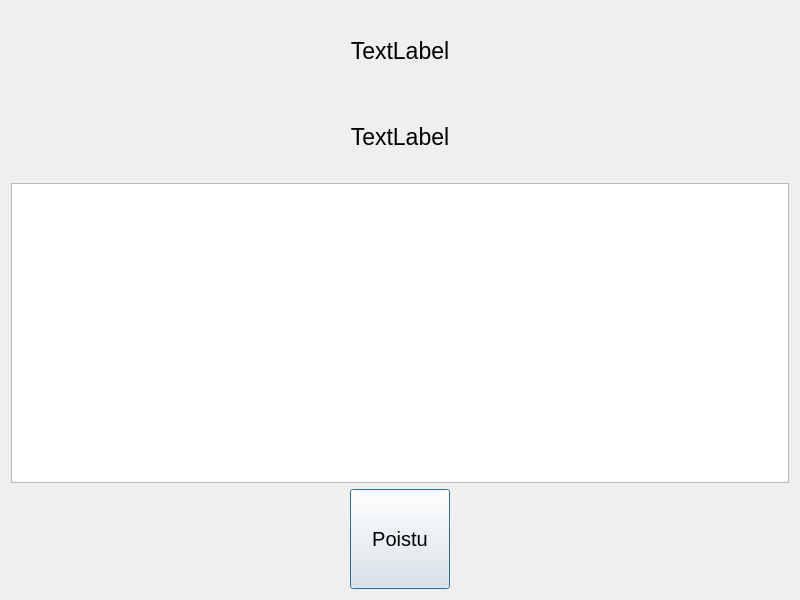
Old version of the form qt_frontend/banksimul35/saldo.ui in the repository PauliRekila/Banksimul.
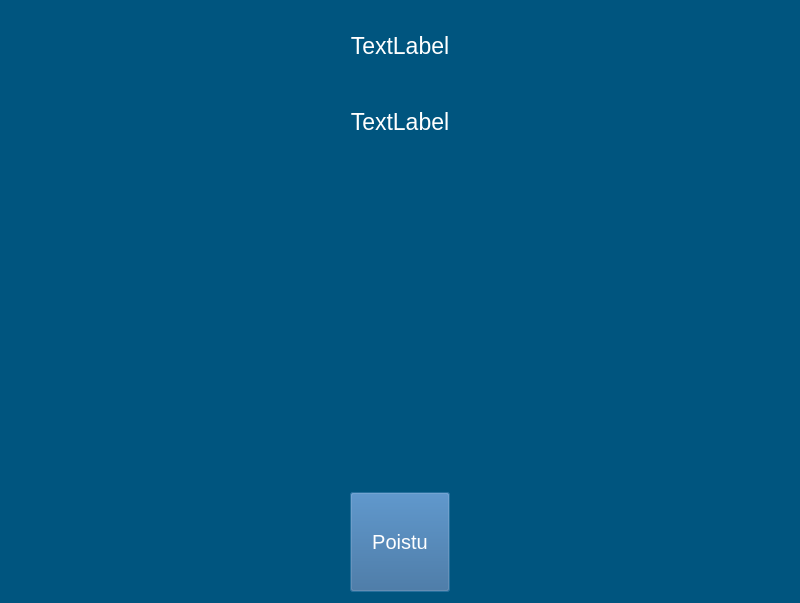
New version of the form.

Diff of the .ui file:
```diff
--- a/qt_frontend/banksimul35/saldo.ui
+++ b/qt_frontend/banksimul35/saldo.ui
@@ -7,7 +7,7 @@
     <x>0</x>
     <y>0</y>
     <width>800</width>
-    <height>600</height>
+    <height>603</height>
    </rect>
   </property>
   <property name="font">
@@ -18,6 +18,9 @@
   <property name="windowTitle">
    <string>Dialog</string>
   </property>
+  <property name="styleSheet">
+   <string notr="true">background-color: rgb(0, 85, 127);</string>
+  </property>
   <layout class="QVBoxLayout" name="verticalLayout_2">
    <item>
     <layout class="QVBoxLayout" name="verticalLayout">
@@ -26,11 +29,26 @@
      </property>
      <item>
       <widget class="QLabel" name="label_nimi">
+       <property name="sizePolicy">
+        <sizepolicy hsizetype="Preferred" vsizetype="Fixed">
+         <horstretch>0</horstretch>
+         <verstretch>0</verstretch>
+        </sizepolicy>
+       </property>
+       <property name="minimumSize">
+        <size>
+         <width>0</width>
+         <height>70</height>
+        </size>
+       </property>
        <property name="font">
         <font>
          <pointsize>17</pointsize>
         </font>
        </property>
+       <property name="styleSheet">
+        <string notr="true">color: rgb(255, 255, 255);</string>
+       </property>
        <property name="text">
         <string>TextLabel</string>
        </property>
@@ -41,11 +59,26 @@
      </item>
      <item>
       <widget class="QLabel" name="label_saldo">
+       <property name="sizePolicy">
+        <sizepolicy hsizetype="Preferred" vsizetype="Fixed">
+         <horstretch>0</horstretch>
+         <verstretch>0</verstretch>
+        </sizepolicy>
+       </property>
+       <property name="minimumSize">
+        <size>
+         <width>0</width>
+         <height>70</height>
+        </size>
+       </property>
        <property name="font">
         <font>
          <pointsize>17</pointsize>
         </font>
        </property>
+       <property name="styleSheet">
+        <string notr="true">color: rgb(255, 255, 255);</string>
+       </property>
        <property name="text">
         <string>TextLabel</string>
        </property>
@@ -53,18 +86,46 @@
         <set>Qt::AlignCenter</set>
        </property>
       </widget>
+     </item>
+     <item>
+      <spacer name="verticalSpacer_2">
+       <property name="orientation">
+        <enum>Qt::Vertical</enum>
+       </property>
+       <property name="sizeHint" stdset="0">
+        <size>
+         <width>20</width>
+         <height>40</height>
+        </size>
+       </property>
+      </spacer>
+     </item>
+     <item>
+      <layout class="QHBoxLayout" name="horizontalLayout_2">
+       <item>
+        <spacer name="horizontalSpacer_2">
+         <property name="orientation">
+          <enum>Qt::Horizontal</enum>
+         </property>
+         <property name="sizeHint" stdset="0">
+          <size>
+           <width>40</width>
+           <height>20</height>
+          </size>
+         </property>
+        </spacer>
      </item>
      <item>
       <widget class="QTextBrowser" name="tapahtumat_text">
        <property name="sizePolicy">
-        <sizepolicy hsizetype="Expanding" vsizetype="Fixed">
+          <sizepolicy hsizetype="MinimumExpanding" vsizetype="Expanding">
          <horstretch>0</horstretch>
          <verstretch>0</verstretch>
         </sizepolicy>
        </property>
        <property name="minimumSize">
         <size>
-         <width>0</width>
+           <width>500</width>
          <height>300</height>
         </size>
        </property>
@@ -73,6 +134,21 @@
          <pointsize>14</pointsize>
         </font>
        </property>
+         <property name="layoutDirection">
+          <enum>Qt::LeftToRight</enum>
+         </property>
+         <property name="styleSheet">
+          <string notr="true">color: rgb(255, 255, 255);</string>
+         </property>
+         <property name="frameShape">
+          <enum>QFrame::NoFrame</enum>
+         </property>
+         <property name="verticalScrollBarPolicy">
+          <enum>Qt::ScrollBarAlwaysOff</enum>
+         </property>
+         <property name="horizontalScrollBarPolicy">
+          <enum>Qt::ScrollBarAlwaysOff</enum>
+         </property>
        <property name="textInteractionFlags">
         <set>Qt::NoTextInteraction</set>
        </property>
@@ -82,6 +158,34 @@
       </widget>
      </item>
      <item>
+        <spacer name="horizontalSpacer">
+         <property name="orientation">
+          <enum>Qt::Horizontal</enum>
+         </property>
+         <property name="sizeHint" stdset="0">
+          <size>
+           <width>40</width>
+           <height>20</height>
+          </size>
+         </property>
+        </spacer>
+       </item>
+      </layout>
+     </item>
+     <item>
+      <spacer name="verticalSpacer">
+       <property name="orientation">
+        <enum>Qt::Vertical</enum>
+       </property>
+       <property name="sizeHint" stdset="0">
+        <size>
+         <width>20</width>
+         <height>40</height>
+        </size>
+       </property>
+      </spacer>
+     </item>
+     <item>
       <layout class="QHBoxLayout" name="horizontalLayout">
        <item>
         <widget class="QPushButton" name="b_poistu">
@@ -102,6 +206,10 @@
            <pointsize>15</pointsize>
           </font>
          </property>
+         <property name="styleSheet">
+          <string notr="true">color: rgb(255, 255, 255);
+background-color: rgb(49, 98, 147);</string>
+         </property>
          <property name="text">
           <string>Poistu</string>
          </property>
```
Lines whose indentation alone changed are shown as unchanged.
